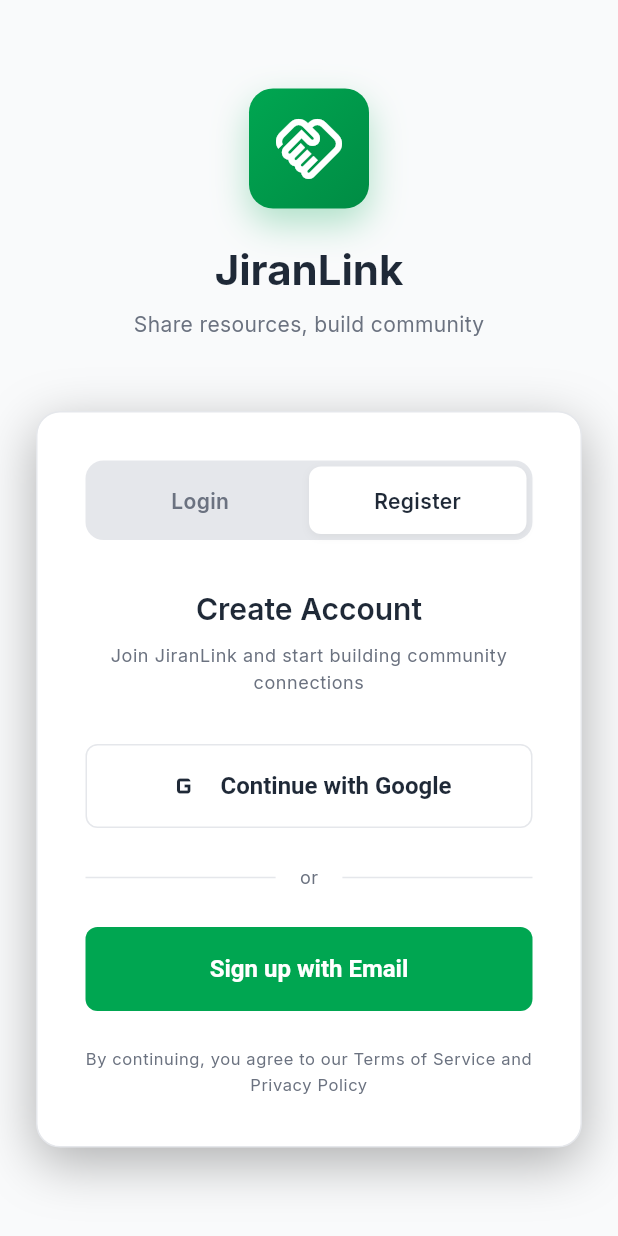
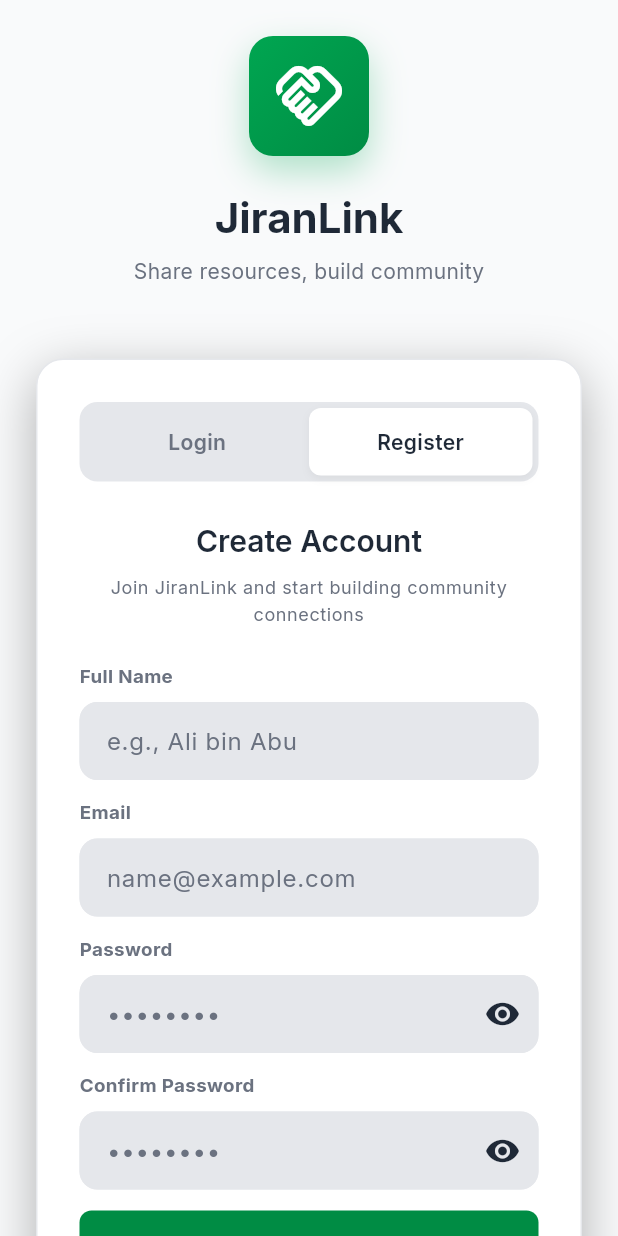
Before and after one commit to alfannm/JiranLinkApp, a Flutter app: the AuthScreen screen opened directly, after a tap on "Register", on a phone screen of 412 x 824 dp. Run offline on Flutter 3.47's test engine with Material 3 defaults, Android fonts, the phone set to English and light mode, and no system bars; our stand-ins replace cached_network_image, firebase_auth, firebase_core, geolocator, google_fonts, google_maps_flutter and 2 more; accounts and stored records are empty; network calls fail.

Commit message:
Update auth_screen.dart

```diff
--- a/lib/screens/welcome/auth_screen.dart
+++ b/lib/screens/welcome/auth_screen.dart
@@ -10,99 +10,103 @@ class AuthScreen extends StatefulWidget {
   State<AuthScreen> createState() => _AuthScreenState();
 }
 
-class _AuthScreenState extends State<AuthScreen> {
+class _AuthScreenState extends State<AuthScreen> with TickerProviderStateMixin {
   bool _isLogin = true;
   bool _isLoading = false;
 
-  Future<void> _handleAuth(BuildContext context, {bool isGoogle = true}) async {
-    setState(() {
-      _isLoading = true;
-    });
+  // Login form
+  final _loginKey = GlobalKey<FormState>();
+  final _loginEmail = TextEditingController();
+  final _loginPassword = TextEditingController();
+  bool _loginObscure = true;
 
-    final auth = context.read<AuthProvider>();
-    try {
-      if (isGoogle) {
-        await auth.signInWithGoogle();
-      } else {
-        await _showEmailAuthDialog(context);
-      }
-    } finally {
-      // Loading reset handled below
+  // Register form
+  final _registerKey = GlobalKey<FormState>();
+  final _regName = TextEditingController();
+  final _regEmail = TextEditingController();
+  final _regPassword = TextEditingController();
+  final _regConfirm = TextEditingController();
+  bool _regObscure = true;
+  bool _regConfirmObscure = true;
+
+  @override
+  void dispose() {
+    _loginEmail.dispose();
+    _loginPassword.dispose();
+
+    _regName.dispose();
+    _regEmail.dispose();
+    _regPassword.dispose();
+    _regConfirm.dispose();
+    super.dispose();
   }
 
-    if (!mounted) return;
-
+  void _switchTab(bool toLogin) {
+    if (_isLogin == toLogin) return;
     setState(() {
-      _isLoading = false;
+      _isLogin = toLogin;
     });
   }
 
-  Future<void> _showEmailAuthDialog(BuildContext context) async {
-    final emailController = TextEditingController();
-    final passwordController = TextEditingController();
-    final nameController = TextEditingController();
-
+  Future<void> _handleGoogle(BuildContext context) async {
+    setState(() => _isLoading = true);
     final auth = context.read<AuthProvider>();
 
-    await showDialog<void>(
-      context: context,
-      barrierDismissible: false,
-      builder: (ctx) {
-        return AlertDialog(
-          title: Text(_isLogin ? 'Sign in with Email' : 'Create account'),
-          content: Column(
-            mainAxisSize: MainAxisSize.min,
-            children: [
-              if (!_isLogin)
-                TextField(
-                  controller: nameController,
-                  decoration: const InputDecoration(labelText: 'Name'),
-                ),
-              TextField(
-                controller: emailController,
-                decoration: const InputDecoration(labelText: 'Email'),
-                keyboardType: TextInputType.emailAddress,
-              ),
-              TextField(
-                controller: passwordController,
-                decoration: const InputDecoration(labelText: 'Password'),
-                obscureText: true,
-              ),
-            ],
-          ),
-          actions: [
-            TextButton(
-              onPressed: () {
-                Navigator.of(ctx).pop();
-              },
-              child: const Text('Cancel'),
-            ),
-            ElevatedButton(
-              onPressed: () async {
-                final email = emailController.text.trim();
-                final pass = passwordController.text;
-                final name = nameController.text.trim();
-
     try {
-                  if (_isLogin) {
-                    await auth.signInWithEmail(email, pass);
-                  } else {
-                    await auth.registerWithEmail(name, email, pass);
-                  }
-                  if (mounted) Navigator.of(ctx).pop();
+      await auth.signInWithGoogle();
     } catch (e) {
       if (!mounted) return;
       ScaffoldMessenger.of(context).showSnackBar(
-                    SnackBar(content: Text('Auth failed: $e')),
+        SnackBar(content: Text('Google sign-in failed: $e')),
       );
+    } finally {
+      if (mounted) setState(() => _isLoading = false);
     }
-              },
-              child: Text(_isLogin ? 'Sign in' : 'Create'),
-            ),
-          ],
+  }
+
+  Future<void> _handleLoginEmail(BuildContext context) async {
+    final valid = _loginKey.currentState?.validate() ?? false;
+    if (!valid) return;
+
+    setState(() => _isLoading = true);
+    final auth = context.read<AuthProvider>();
+
+    try {
+      await auth.signInWithEmail(
+        _loginEmail.text.trim(),
+        _loginPassword.text,
       );
-      },
+    } catch (e) {
+      if (!mounted) return;
+      ScaffoldMessenger.of(context).showSnackBar(
+        SnackBar(content: Text('Login failed: $e')),
       );
+    } finally {
+      if (mounted) setState(() => _isLoading = false);
+    }
+  }
+
+  Future<void> _handleRegisterEmail(BuildContext context) async {
+    final valid = _registerKey.currentState?.validate() ?? false;
+    if (!valid) return;
+
+    setState(() => _isLoading = true);
+    final auth = context.read<AuthProvider>();
+
+    try {
+      await auth.registerWithEmail(
+        _regName.text.trim(),
+        _regEmail.text.trim(),
+        _regPassword.text,
+      );
+    } catch (e) {
+      if (!mounted) return;
+      ScaffoldMessenger.of(context).showSnackBar(
+        SnackBar(content: Text('Registration failed: $e')),
+      );
+    } finally {
+      if (mounted) setState(() => _isLoading = false);
+    }
   }
 
   @override
@@ -161,11 +165,11 @@ class _AuthScreenState extends State<AuthScreen> {
 
                 // Auth Card
                 Container(
-                  constraints: const BoxConstraints(maxWidth: 400),
-                  padding: const EdgeInsets.all(32),
+                  constraints: const BoxConstraints(maxWidth: 420),
+                  padding: const EdgeInsets.all(28),
                   decoration: BoxDecoration(
                     color: AppTheme.cardBackground,
-                    borderRadius: BorderRadius.circular(16),
+                    borderRadius: BorderRadius.circular(18),
                     border: Border.all(color: AppTheme.border),
                     boxShadow: [
                       BoxShadow(
@@ -177,7 +181,7 @@ class _AuthScreenState extends State<AuthScreen> {
                   ),
                   child: Column(
                     children: [
-                      // Toggle Login/Register
+                      // Toggle Login/Register (retain style)
                       Container(
                         padding: const EdgeInsets.all(4),
                         decoration: BoxDecoration(
@@ -190,33 +194,36 @@ class _AuthScreenState extends State<AuthScreen> {
                               child: _buildToggleButton(
                                 'Login',
                                 _isLogin,
-                                () => setState(() => _isLogin = true),
+                                () => _switchTab(true),
                               ),
                             ),
                             Expanded(
                               child: _buildToggleButton(
                                 'Register',
                                 !_isLogin,
-                                () => setState(() => _isLogin = false),
+                                () => _switchTab(false),
                               ),
                             ),
                           ],
                         ),
                       ),
-                      const SizedBox(height: 32),
+                      const SizedBox(height: 26),
 
                       // Header
+                      AnimatedSwitcher(
+                        duration: const Duration(milliseconds: 220),
+                        switchInCurve: Curves.easeOut,
+                        switchOutCurve: Curves.easeIn,
+                        child: Column(
+                          key: ValueKey(_isLogin ? 'loginHeader' : 'registerHeader'),
+                          children: [
                             Text(
                               _isLogin ? 'Welcome Back' : 'Create Account',
-                        style: Theme.of(context)
-                            .textTheme
-                            .headlineMedium
-                            ?.copyWith(
+                              style: Theme.of(context).textTheme.headlineMedium?.copyWith(
                                     color: AppTheme.foreground,
                                   ),
                             ),
                             const SizedBox(height: 8),
-
                             Text(
                               _isLogin
                                   ? 'Sign in to continue sharing and borrowing'
@@ -224,16 +231,38 @@ class _AuthScreenState extends State<AuthScreen> {
                               style: Theme.of(context).textTheme.bodySmall,
                               textAlign: TextAlign.center,
                             ),
-                      const SizedBox(height: 32),
+                          ],
+                        ),
+                      ),
+                      const SizedBox(height: 22),
 
-                      // Google Sign In Button
+                      // Static forms (no expand/collapse)
+                      AnimatedSwitcher(
+                        duration: const Duration(milliseconds: 220),
+                        switchInCurve: Curves.easeOut,
+                        switchOutCurve: Curves.easeIn,
+                        child: _isLogin
+                            ? Container(
+                                key: const ValueKey('loginForm'),
+                                child: _loginForm(context),
+                              )
+                            : Container(
+                                key: const ValueKey('registerForm'),
+                                child: _registerForm(context),
+                              ),
+                      ),
+
+                      const SizedBox(height: 18),
+
+                      const Divider(color: AppTheme.border),
+                      const SizedBox(height: 14),
+
+                      // Google button under divider
                       SizedBox(
                         width: double.infinity,
-                        height: 56,
+                        height: 54,
                         child: ElevatedButton(
-                          onPressed: _isLoading
-                              ? null
-                              : () => _handleAuth(context, isGoogle: true),
+                          onPressed: _isLoading ? null : () => _handleGoogle(context),
                           style: ElevatedButton.styleFrom(
                             backgroundColor: Colors.white,
                             foregroundColor: AppTheme.foreground,
@@ -256,59 +285,21 @@ class _AuthScreenState extends State<AuthScreen> {
                                       'https://www.google.com/favicon.ico',
                                       width: 24,
                                       height: 24,
-                                      errorBuilder:
-                                          (context, error, stackTrace) {
-                                        return const Icon(
-                                          Icons
-                                              .g_mobiledata, // Or any suitable fallback
-                                          size: 24,
-                                        );
+                                      errorBuilder: (context, error, stackTrace) {
+                                        return const Icon(Icons.g_mobiledata, size: 24);
                                       },
                                     ),
                                     const SizedBox(width: 12),
-                                    const Text('Continue with Google'),
+                                    const Text(
+                                      'Continue with Google',
+                                      style: TextStyle(fontWeight: FontWeight.w700),
+                                    ),
                                   ],
                                 ),
                         ),
                       ),
-                      const SizedBox(height: 24),
 
-                      // Divider
-                      Row(
-                        children: [
-                          const Expanded(
-                              child: Divider(color: AppTheme.border)),
-                          Padding(
-                            padding: const EdgeInsets.symmetric(horizontal: 16),
-                            child: Text(
-                              'or',
-                              style: Theme.of(context).textTheme.bodySmall,
-                            ),
-                          ),
-                          const Expanded(
-                              child: Divider(color: AppTheme.border)),
-                        ],
-                      ),
-                      const SizedBox(height: 24),
-
-                      // Email Sign In Button
-                      SizedBox(
-                        width: double.infinity,
-                        height: 56,
-                        child: ElevatedButton(
-                          onPressed: _isLoading
-                              ? null
-                              : () => _handleAuth(context, isGoogle: false),
-                          style: ElevatedButton.styleFrom(
-                            backgroundColor: AppTheme.primary,
-                            foregroundColor: AppTheme.primaryForeground,
-                          ),
-                          child: Text(_isLogin
-                              ? 'Sign in with Email'
-                              : 'Sign up with Email'),
-                        ),
-                      ),
-                      const SizedBox(height: 24),
+                      const SizedBox(height: 18),
 
                       // Terms
                       Text(
@@ -326,6 +317,193 @@ class _AuthScreenState extends State<AuthScreen> {
           ),
         ),
       ),
+    );
+  }
+
+  Widget _loginForm(BuildContext context) {
+    return Form(
+      key: _loginKey,
+      child: Column(
+        children: [
+          _textField(
+            controller: _loginEmail,
+            label: 'Email',
+            hint: 'name@example.com',
+            keyboardType: TextInputType.emailAddress,
+            validator: (v) {
+              final s = (v ?? '').trim();
+              if (s.isEmpty) return 'Email is required';
+              if (!s.contains('@')) return 'Enter a valid email';
+              return null;
+            },
+          ),
+          const SizedBox(height: 12),
+          _textField(
+            controller: _loginPassword,
+            label: 'Password',
+            hint: '••••••••',
+            obscureText: _loginObscure,
+            suffix: IconButton(
+              onPressed: () => setState(() => _loginObscure = !_loginObscure),
+              icon: Icon(_loginObscure ? Icons.visibility : Icons.visibility_off),
+            ),
+            validator: (v) {
+              final s = (v ?? '');
+              if (s.isEmpty) return 'Password is required';
+              if (s.length < 6) return 'Minimum 6 characters';
+              return null;
+            },
+          ),
+          const SizedBox(height: 14),
+          SizedBox(
+            width: double.infinity,
+            height: 52,
+            child: ElevatedButton(
+              onPressed: _isLoading ? null : () => _handleLoginEmail(context),
+              style: ElevatedButton.styleFrom(
+                backgroundColor: AppTheme.primaryDark,
+                foregroundColor: Colors.white,
+                elevation: 0,
+              ),
+              child: const Text(
+                'Login',
+                style: TextStyle(fontWeight: FontWeight.w700),
+              ),
+            ),
+          ),
+        ],
+      ),
+    );
+  }
+
+  Widget _registerForm(BuildContext context) {
+    return Form(
+      key: _registerKey,
+      child: Column(
+        children: [
+          _textField(
+            controller: _regName,
+            label: 'Full Name',
+            hint: 'e.g., Ali bin Abu',
+            validator: (v) {
+              final s = (v ?? '').trim();
+              if (s.isEmpty) return 'Name is required';
+              if (s.length < 2) return 'Name is too short';
+              return null;
+            },
+          ),
+          const SizedBox(height: 12),
+          _textField(
+            controller: _regEmail,
+            label: 'Email',
+            hint: 'name@example.com',
+            keyboardType: TextInputType.emailAddress,
+            validator: (v) {
+              final s = (v ?? '').trim();
+              if (s.isEmpty) return 'Email is required';
+              if (!s.contains('@')) return 'Enter a valid email';
+              return null;
+            },
+          ),
+          const SizedBox(height: 12),
+          _textField(
+            controller: _regPassword,
+            label: 'Password',
+            hint: '••••••••',
+            obscureText: _regObscure,
+            suffix: IconButton(
+              onPressed: () => setState(() => _regObscure = !_regObscure),
+              icon: Icon(_regObscure ? Icons.visibility : Icons.visibility_off),
+            ),
+            validator: (v) {
+              final s = (v ?? '');
+              if (s.isEmpty) return 'Password is required';
+              if (s.length < 6) return 'Minimum 6 characters';
+              return null;
+            },
+          ),
+          const SizedBox(height: 12),
+          _textField(
+            controller: _regConfirm,
+            label: 'Confirm Password',
+            hint: '••••••••',
+            obscureText: _regConfirmObscure,
+            suffix: IconButton(
+              onPressed: () => setState(() => _regConfirmObscure = !_regConfirmObscure),
+              icon: Icon(_regConfirmObscure ? Icons.visibility : Icons.visibility_off),
+            ),
+            validator: (v) {
+              final s = (v ?? '');
+              if (s.isEmpty) return 'Confirm your password';
+              if (s != _regPassword.text) return 'Passwords do not match';
+              return null;
+            },
+          ),
+          const SizedBox(height: 14),
+          SizedBox(
+            width: double.infinity,
+            height: 52,
+            child: ElevatedButton(
+              onPressed: _isLoading ? null : () => _handleRegisterEmail(context),
+              style: ElevatedButton.styleFrom(
+                backgroundColor: AppTheme.primaryDark,
+                foregroundColor: Colors.white,
+                elevation: 0,
+              ),
+              child: const Text(
+                'Create Account',
+                style: TextStyle(fontWeight: FontWeight.w700),
+              ),
+            ),
+          ),
+        ],
+      ),
+    );
+  }
+
+  Widget _textField({
+    required TextEditingController controller,
+    required String label,
+    required String hint,
+    TextInputType? keyboardType,
+    bool obscureText = false,
+    Widget? suffix,
+    String? Function(String?)? validator,
+  }) {
+    return Column(
+      crossAxisAlignment: CrossAxisAlignment.start,
+      children: [
+        Text(
+          label,
+          style: TextStyle(
+            color: AppTheme.mutedForeground,
+            fontWeight: FontWeight.w700,
+            fontSize: 12.5,
+          ),
+        ),
+        const SizedBox(height: 8),
+        TextFormField(
+          controller: controller,
+          keyboardType: keyboardType,
+          obscureText: obscureText,
+          validator: validator,
+          decoration: InputDecoration(
+            hintText: hint,
+            suffixIcon: suffix,
+            filled: true,
+            fillColor: AppTheme.secondary,
+            contentPadding: const EdgeInsets.symmetric(horizontal: 14, vertical: 14),
+            enabledBorder: OutlineInputBorder(
+              borderRadius: BorderRadius.circular(12),
+              borderSide: const BorderSide(color: AppTheme.border),
+            ),
+            focusedBorder: OutlineInputBorder(
+              borderRadius: BorderRadius.circular(12),
+              borderSide: BorderSide(color: AppTheme.primary.withOpacity(0.8), width: 1.2),
+            ),
+          ),
+        ),
+      ],
     );
   }
 
```
Lines whose indentation alone changed are shown as unchanged.
